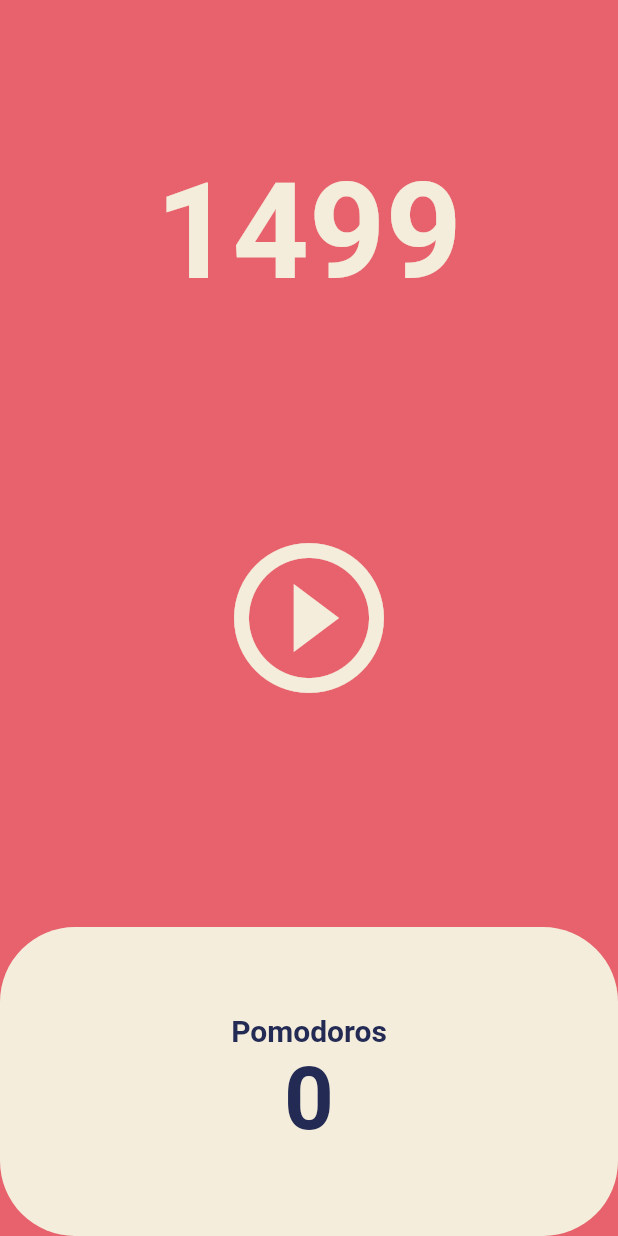
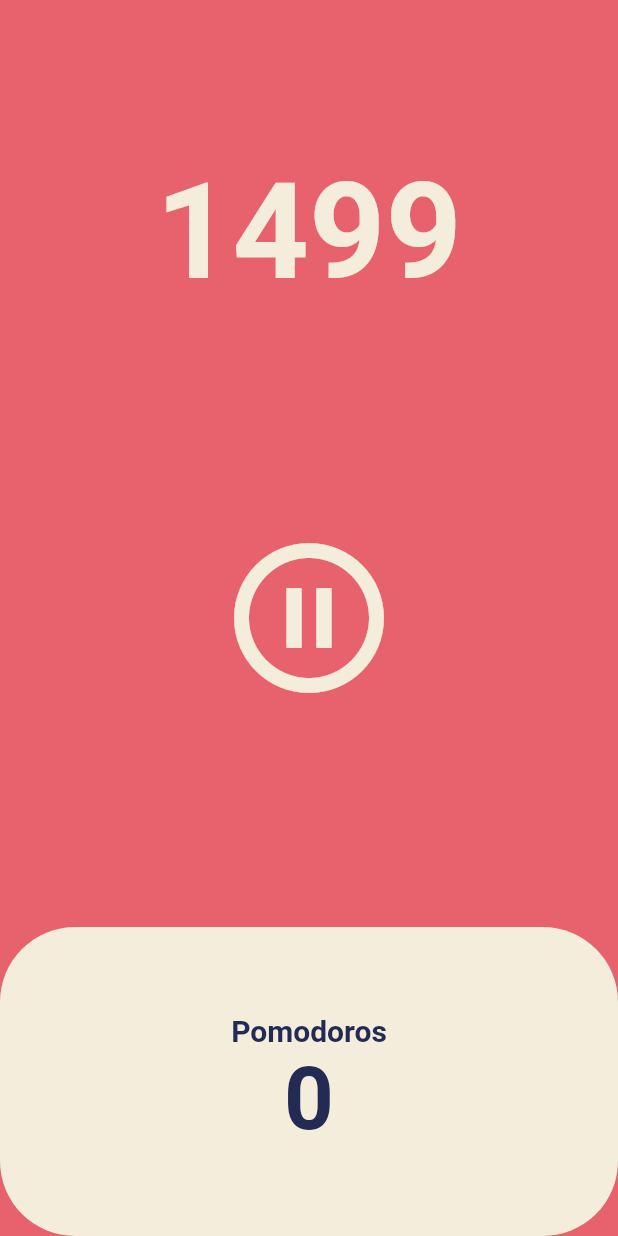
Before and after one commit to LEEHUUN/flutter-study-pomodoro-app, a Flutter app: the screen it shows after launch, after a tap on the "play circle outline" icon, on a phone screen of 412 x 824 dp. Run offline on Flutter 3.47's test engine with Material 2 defaults, Android fonts, the phone set to English and light mode, and no system bars.

Commit message:
- feat: 2강 Pause Play 학습내용 commit.

```diff
--- a/app/lib/screens/home_screen.dart
+++ b/app/lib/screens/home_screen.dart
@@ -11,6 +11,7 @@ class HomeScreen extends StatefulWidget {
 
 class _HomeScreenState extends State<HomeScreen> {
   int totalSeconds = 1500;
+  bool isRunning = false;
   late Timer timer;
 
   void onTick(Timer timer) {
@@ -24,6 +25,16 @@ class _HomeScreenState extends State<HomeScreen> {
       const Duration(seconds: 1),
       onTick,
     );
+    setState(() {
+      isRunning = true;
+    });
+  }
+
+  void onPausePressed() {
+    timer.cancel();
+    setState(() {
+      isRunning = false;
+    });
   }
 
   @override
@@ -52,9 +63,11 @@ class _HomeScreenState extends State<HomeScreen> {
               child: IconButton(
                 iconSize: 120,
                 color: Theme.of(context).cardColor,
-                onPressed: onStartPressed,
-                icon: const Icon(
-                  Icons.play_circle_outline,
+                onPressed: isRunning ? onPausePressed : onStartPressed,
+                icon: Icon(
+                  isRunning
+                      ? Icons.pause_circle_outline
+                      : Icons.play_circle_outline,
                 ),
               ),
             ),
```
Also changed, not shown: 1 other file.
